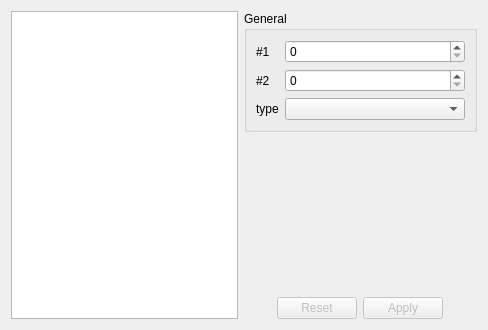
This is source-code/1/importanttab.ui in nobodyF34R/ykw-editors as Qt 5 draws it before an edit. The edited form follows.
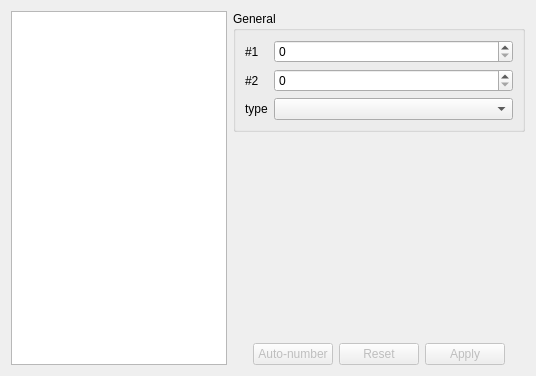
This is the edited form.

What changed in the file:
```diff
--- a/source-code/1/importanttab.ui
+++ b/source-code/1/importanttab.ui
@@ -6,8 +6,8 @@
    <rect>
     <x>0</x>
     <y>0</y>
-    <width>488</width>
-    <height>330</height>
+    <width>536</width>
+    <height>376</height>
    </rect>
   </property>
   <property name="windowTitle">
@@ -118,6 +118,16 @@
            </property>
           </spacer>
          </item>
+         <item>
+          <widget class="QPushButton" name="autoNumberingB">
+           <property name="enabled">
+            <bool>false</bool>
+           </property>
+           <property name="text">
+            <string>Auto-number</string>
+           </property>
+          </widget>
+         </item>
          <item>
           <widget class="QPushButton" name="resetButton">
            <property name="enabled">
```
